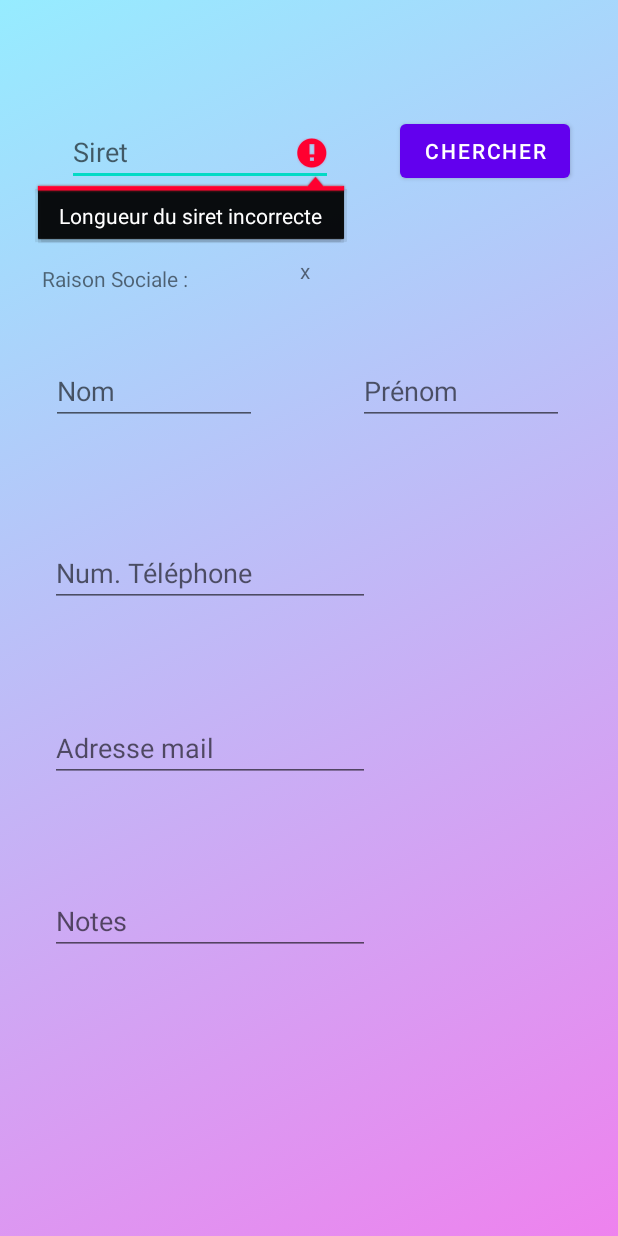
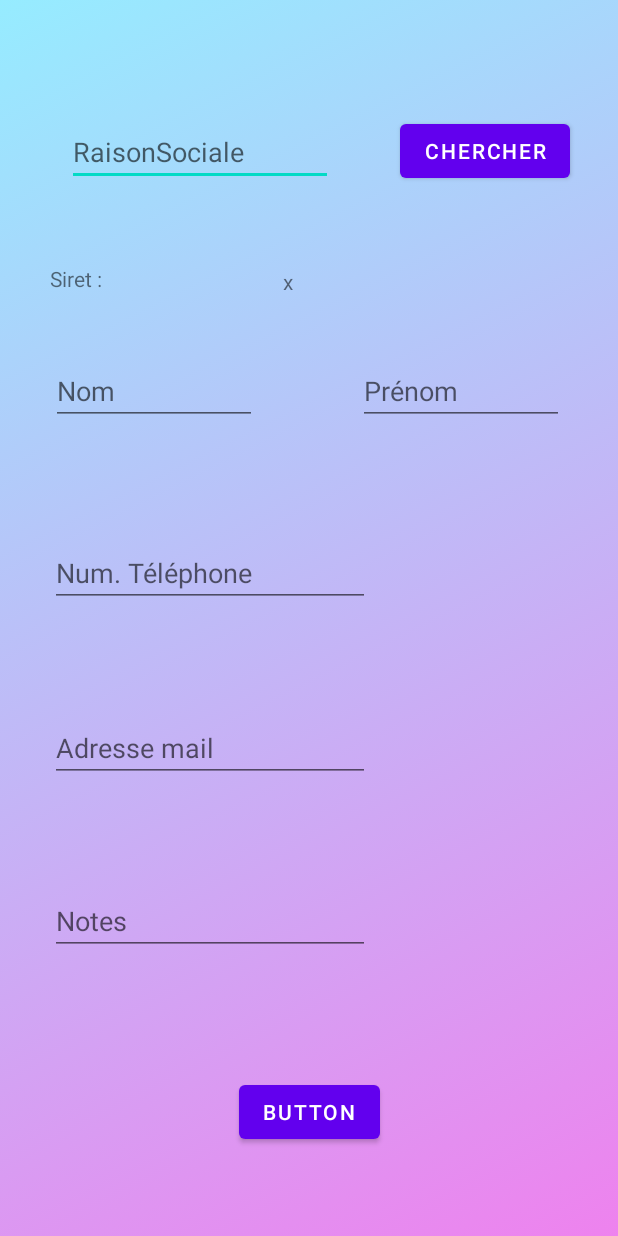
Before and after one commit to chrisollivier/Prospect, an Android app: the AddProspectActivity screen opened directly, with no data from a screen before it, after a tap on "CHERCHER", on a phone screen of 412 x 824 dp. Run offline under Robolectric (Android 15) with nearby library versions, the phone set to English and light mode, and no system bars.

Commit message:
edit siret API integration

```diff
--- a/app/src/main/java/sio/nsi/prospect/view/AddProspectActivity.java
+++ b/app/src/main/java/sio/nsi/prospect/view/AddProspectActivity.java
@@ -1,6 +1,7 @@
 package sio.nsi.prospect.view;
 
 import android.os.Bundle;
+import android.os.NetworkOnMainThreadException;
 import android.util.Log;
 import android.widget.EditText;
 import androidx.appcompat.app.AppCompatActivity;
@@ -8,26 +9,18 @@ import androidx.appcompat.app.AppCompatActivity;
 import android.view.View;
 import android.widget.Button;
 import sio.nsi.prospect.R;
-import sio.nsi.prospect.tools.DataBaseHelper;
-
-import java.io.BufferedReader;
-import java.io.IOException;
-import java.io.InputStreamReader;
-import java.net.HttpURLConnection;
-import java.net.URL;
+import sio.nsi.prospect.tools.APISiret;
 
 public class AddProspectActivity extends AppCompatActivity {
-    private static EditText InputSiret;
+    private EditText InputRS;
     private Button BtnSiret;
-    private static HttpURLConnection connection;
 
     @Override
     protected void onCreate(Bundle savedInstanceState) {
         super.onCreate(savedInstanceState);
         setContentView(R.layout.addprospect_activity);
         BtnSiret = (Button) findViewById(R.id.BtnSiret);
-        InputSiret = (EditText) findViewById(R.id.inputSiret);
-
+        InputRS = (EditText) findViewById(R.id.inputRS);
 
         BtnSiret.setOnClickListener(eventBtnsiret);
     }
@@ -37,34 +30,11 @@ public class AddProspectActivity extends AppCompatActivity {
         public void onClick(View v) {
             Log.d("button", "Siret search button clicked");
             try {
-                Log.d("siret", getDataFromSiret(InputSiret.getText().toString()));
-            } catch (IOException e) {
+                Log.d("siret", APISiret.getDataFromText(InputRS.getText().toString()));
+            } catch (Exception e) {
                 e.printStackTrace();
             }
         }
     };
 
-    public static String getDataFromSiret(String search) throws IOException {
-        if (search.length() == 14) {
-            URL url = new URL("https://entreprise.data.gouv.fr/api/sirene/v1/siret/" + search);
-            connection = (HttpURLConnection) url.openConnection();
-            connection.setRequestMethod("GET");
-            connection.setRequestProperty("Accept", "application/json");
-            if (connection.getResponseCode() != 200) {
-                throw new RuntimeException("Failed : HTTP error code : " + connection.getResponseCode());
-            } else {
-                BufferedReader br = new BufferedReader(new InputStreamReader(connection.getInputStream()));
-                String output;
-                StringBuilder sb = new StringBuilder();
-                while ((output = br.readLine()) != null) {
-                    sb.append(output);
-                }
-                connection.disconnect();
-                return sb.toString();
-            }
-        } else {
-            InputSiret.setError("Longueur du siret incorrecte");
-            return "";
-        }
-    }
 }
--- a/app/src/main/java/sio/nsi/prospect/view/LoginActivity.java
+++ b/app/src/main/java/sio/nsi/prospect/view/LoginActivity.java
@@ -50,7 +50,7 @@ public class LoginActivity extends AppCompatActivity {
 
             if (user.getPassword().equals(allUser.get(0).getPassword())){
                 Log.d("connexion", "Connexion effectuée : " + allUser.get(0).getPassword());
-                Intent connexion = new Intent(LoginActivity.this, AccueilActivity.class);
+                Intent connexion = new Intent(LoginActivity.this, AddProspectActivity.class);
                 startActivity(connexion);
             }else{
                 InputPassword.setError("Password and username didn't match");
--- a/app/src/main/res/layout/addprospect_activity.xml
+++ b/app/src/main/res/layout/addprospect_activity.xml
@@ -16,11 +16,11 @@
     <EditText
             android:layout_width="177dp"
             android:layout_height="43dp"
-            android:inputType="number"
+            android:inputType="text"
             android:ems="10"
-            android:id="@+id/inputSiret"
+            android:id="@+id/inputRS"
             app:layout_constraintEnd_toStartOf="@+id/BtnSiret"
-            android:hint="Siret" app:layout_constraintTop_toTopOf="parent"
+            android:hint="RaisonSociale" app:layout_constraintTop_toTopOf="parent"
             app:layout_constraintBottom_toBottomOf="parent"
             app:layout_constraintVertical_bias="0.103" app:layout_constraintStart_toStartOf="parent"/>
     <EditText
@@ -31,7 +31,7 @@
             android:id="@+id/inputLName"
             app:layout_constraintEnd_toStartOf="@+id/inputFName"
             app:layout_constraintStart_toStartOf="parent" app:layout_constraintHorizontal_bias="0.336"
-            android:hint="Nom" app:layout_constraintTop_toBottomOf="@+id/inputSiret"
+            android:hint="Nom" app:layout_constraintTop_toBottomOf="@+id/inputRS"
             app:layout_constraintBottom_toBottomOf="parent" app:layout_constraintVertical_bias="0.176"/>
     <EditText
             android:layout_width="wrap_content"
@@ -74,18 +74,25 @@
             app:layout_constraintTop_toBottomOf="@+id/BtnSiret" app:layout_constraintBottom_toBottomOf="parent"
             app:layout_constraintVertical_bias="0.175"/>
     <TextView
-            android:text="Raison Sociale :"
+            android:text="Siret :"
             android:layout_width="wrap_content"
             android:layout_height="wrap_content" android:id="@+id/textView2"
-            app:layout_constraintTop_toBottomOf="@+id/inputSiret"
+            app:layout_constraintTop_toBottomOf="@+id/inputRS"
             app:layout_constraintBottom_toTopOf="@+id/inputLName" app:layout_constraintEnd_toEndOf="parent"
             app:layout_constraintStart_toStartOf="parent" app:layout_constraintHorizontal_bias="0.089"
             app:layout_constraintVertical_bias="0.543"/>
     <TextView
             android:text="x"
-            android:layout_width="9dp"
-            android:layout_height="26dp" android:id="@+id/textView3"
+            android:layout_width="16dp"
+            android:layout_height="16dp" android:id="@+id/textView3"
             app:layout_constraintStart_toEndOf="@+id/textView2" app:layout_constraintEnd_toEndOf="parent"
-            app:layout_constraintHorizontal_bias="0.269" app:layout_constraintBottom_toBottomOf="parent"
-            app:layout_constraintTop_toTopOf="parent" app:layout_constraintVertical_bias="0.214"/>
+            app:layout_constraintHorizontal_bias="0.367" app:layout_constraintBottom_toBottomOf="parent"
+            app:layout_constraintTop_toTopOf="parent" app:layout_constraintVertical_bias="0.22"/>
+    <Button
+            android:text="Button"
+            android:layout_width="wrap_content"
+            android:layout_height="wrap_content" android:id="@+id/button"
+            app:layout_constraintBottom_toBottomOf="parent"
+            app:layout_constraintTop_toBottomOf="@+id/BtnSiret" app:layout_constraintVertical_bias="0.91"
+            app:layout_constraintStart_toStartOf="parent" app:layout_constraintEnd_toEndOf="parent"/>
 </androidx.constraintlayout.widget.ConstraintLayout>
```
Also changed, not shown: app/src/main/java/sio/nsi/prospect/tools/APISiret.java (added, +45 -0 lines), 1 other file.
